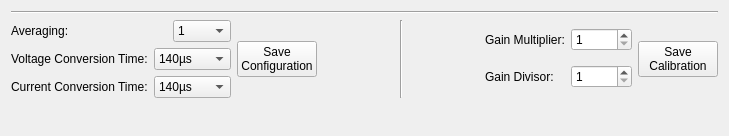
Tinkerforge/brickv, file src/brickv/plugin_system/plugins/voltage_current/ui/voltage_current.ui: the form before one commit.
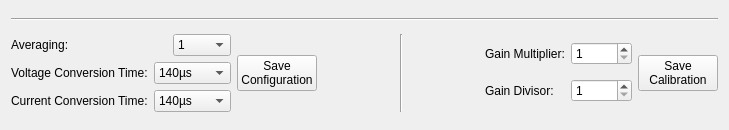
The form after the commit.

Commit message: Remove unnecessary layout spacers

The edit to the form file:
```diff
--- a/src/brickv/plugin_system/plugins/voltage_current/ui/voltage_current.ui
+++ b/src/brickv/plugin_system/plugins/voltage_current/ui/voltage_current.ui
@@ -7,7 +7,7 @@
     <x>0</x>
     <y>0</y>
     <width>729</width>
-    <height>136</height>
+    <height>130</height>
    </rect>
   </property>
   <property name="windowTitle">
@@ -335,19 +335,6 @@
      </item>
     </layout>
    </item>
-   <item>
-    <spacer name="verticalSpacer">
-     <property name="orientation">
-      <enum>Qt::Vertical</enum>
-     </property>
-     <property name="sizeHint" stdset="0">
-      <size>
-       <width>20</width>
-       <height>0</height>
-      </size>
-     </property>
-    </spacer>
-   </item>
   </layout>
  </widget>
  <resources/>
```
The commit also changes 1 other file.
